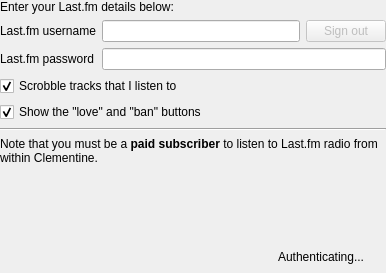
This is src/radio/lastfmconfig.ui in clementine-player/Clementine as Qt 5 draws it before an edit. The edited form follows.
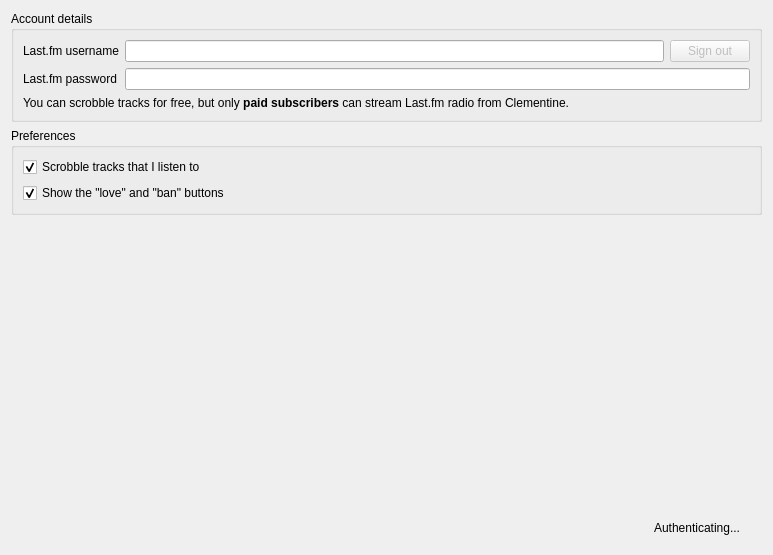
This is the edited form. Custom widgets are drawn as their Qt base class.

Commit message: Add a magnatune settings page (not functional yet), remove the last.fm config *dialog*, and instead make it bring up the settings dialog at the right page.

The edit to the form file:
```diff
--- a/src/radio/lastfmconfig.ui
+++ b/src/radio/lastfmconfig.ui
@@ -6,22 +6,16 @@
    <rect>
     <x>0</x>
     <y>0</y>
-    <width>386</width>
-    <height>273</height>
+    <width>773</width>
+    <height>555</height>
    </rect>
   </property>
-  <layout class="QVBoxLayout" name="verticalLayout">
-   <property name="margin">
-    <number>0</number>
-   </property>
+  <layout class="QVBoxLayout" name="verticalLayout_2">
    <item>
-    <widget class="QLabel" name="label">
-     <property name="text">
-      <string>Enter your Last.fm details below:</string>
+    <widget class="QGroupBox" name="groupBox">
+     <property name="title">
+      <string>Account details</string>
      </property>
-    </widget>
-   </item>
-   <item>
     <layout class="QFormLayout" name="formLayout">
      <item row="0" column="0">
       <widget class="QLabel" name="label_2">
@@ -61,8 +55,25 @@
        </property>
       </widget>
      </item>
-    </layout>
+      <item row="2" column="0" colspan="2">
+       <widget class="QLabel" name="label_7">
+        <property name="text">
+         <string>You can scrobble tracks for free, but only &lt;span style=&quot; font-weight:600;&quot;&gt;paid subscribers&lt;/span&gt; can stream Last.fm radio from Clementine.</string>
+        </property>
+        <property name="wordWrap">
+         <bool>true</bool>
+        </property>
+       </widget>
+      </item>
+     </layout>
+    </widget>
    </item>
+   <item>
+    <widget class="QGroupBox" name="groupBox_2">
+     <property name="title">
+      <string>Preferences</string>
+     </property>
+     <layout class="QVBoxLayout" name="verticalLayout">
    <item>
     <widget class="QCheckBox" name="scrobble">
      <property name="text">
@@ -83,27 +94,7 @@
      </property>
     </widget>
    </item>
-   <item>
-    <widget class="Line" name="line">
-     <property name="orientation">
-      <enum>Qt::Horizontal</enum>
-     </property>
-    </widget>
-   </item>
-   <item>
-    <widget class="QLabel" name="label_4">
-     <property name="sizePolicy">
-      <sizepolicy hsizetype="Preferred" vsizetype="Minimum">
-       <horstretch>0</horstretch>
-       <verstretch>0</verstretch>
-      </sizepolicy>
-     </property>
-     <property name="text">
-      <string>Note that you must be a &lt;span style=&quot; font-weight:600;&quot;&gt;paid subscriber&lt;/span&gt; to listen to Last.fm radio from within Clementine.</string>
-     </property>
-     <property name="wordWrap">
-      <bool>true</bool>
-     </property>
+     </layout>
     </widget>
    </item>
    <item>
```
Lines whose indentation alone changed are shown as unchanged. The commit also changes 45 other files.
